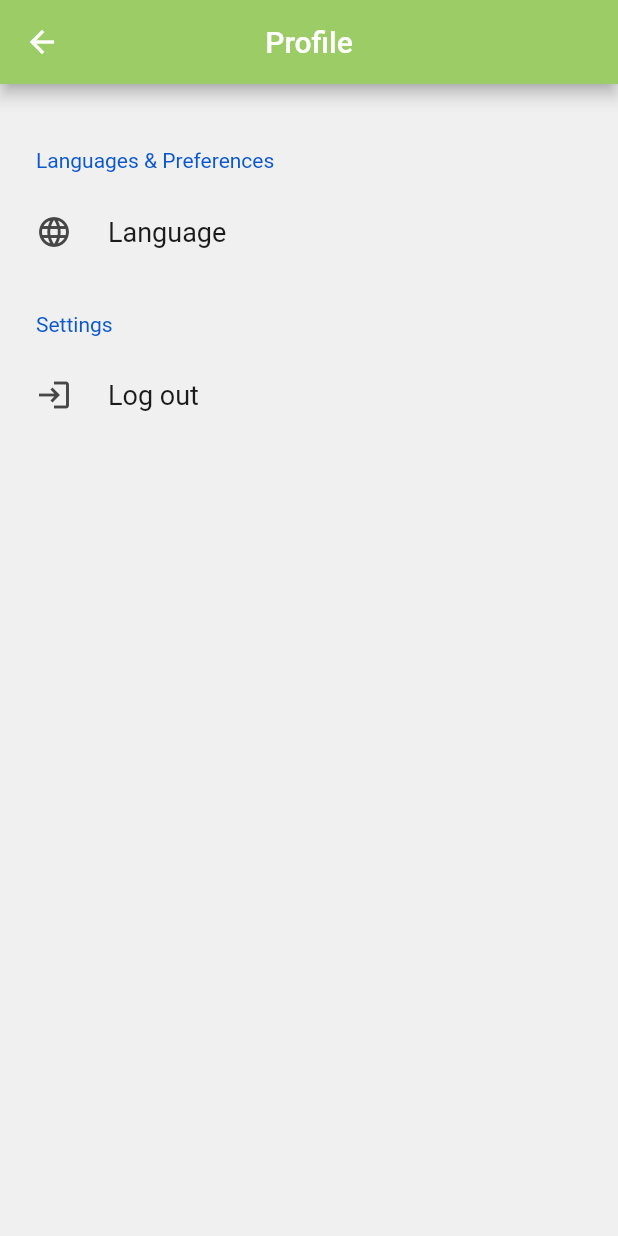
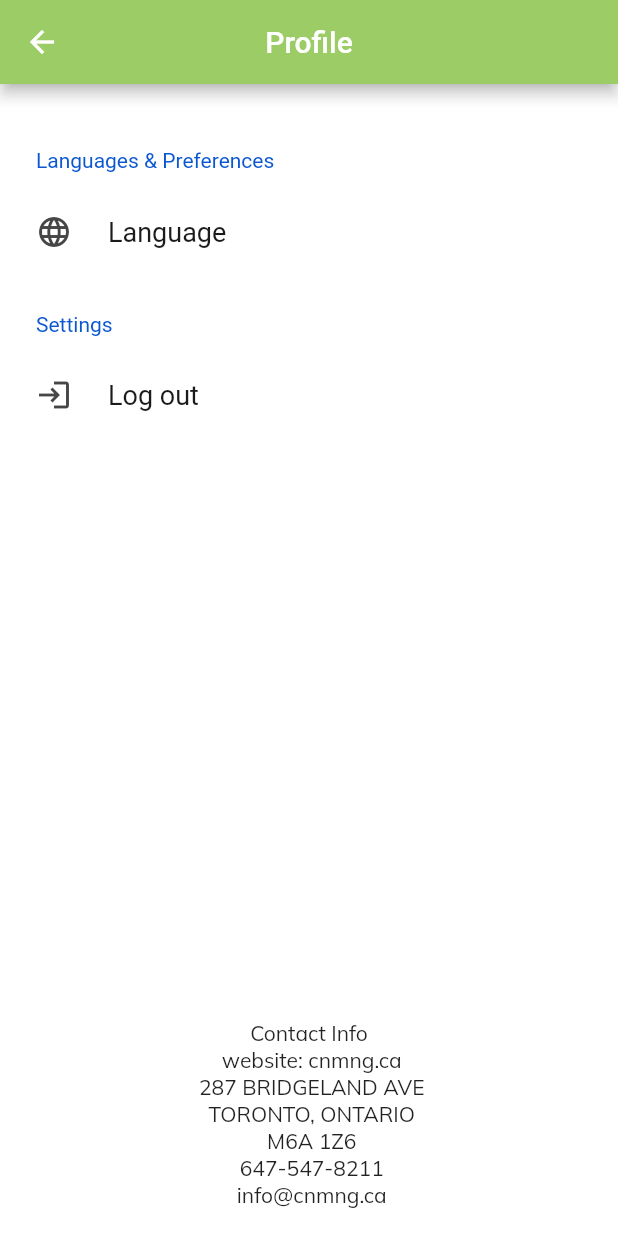
Before and after one commit to betulsr/cnmngApp, a Flutter app: the ProfileScreen screen opened directly, on a phone screen of 412 x 824 dp. Run offline on Flutter 3.47's test engine with Material 2 defaults, Android fonts, the phone set to English and light mode, and no system bars; drawn by our look-alikes of settings_ui; our stand-ins replace firebase_core, font_awesome_flutter, google_fonts; missing offline and left inert: lit_firebase_auth; accounts and stored records are empty.

Commit message:
contact info

```diff
--- a/lib/screens/auth/widgets/profile.dart
+++ b/lib/screens/auth/widgets/profile.dart
@@ -10,10 +10,18 @@ class ProfileScreen extends StatelessWidget {
         centerTitle: true,
         backgroundColor: Colors.lightGreen[400],
       ),
-      body: Column(
-        children: [
-          Expanded(child: ProfileBody())
+      body: Container (
+        color: Colors.white,
+        child : Column(
+        children: <Widget>  [
+          Expanded(child: ProfileBody()),
+          Text( "Contact Info \n website: cnmng.ca \n 287 BRIDGELAND AVE \n TORONTO, ONTARIO \n M6A 1Z6 \n 647-547-8211 \n info@cnmng.ca \n     ",
+            textAlign: TextAlign.center,
+            style: TextStyle(backgroundColor: Colors.white),
+
+          )
         ],
+      ),
       ),
     );
   }
--- a/lib/screens/auth/widgets/profile_body.dart
+++ b/lib/screens/auth/widgets/profile_body.dart
@@ -17,15 +17,13 @@ class _SettingsScreenState extends State<ProfileBody> {
   @override
   Widget build(BuildContext context) {
     return Scaffold(
-      backgroundColor: Colors.grey[200],
-          body: Padding(
+      backgroundColor: Colors.white,
+          body: Container(
+          child: Padding(
             // I set the padding here to only the top, you can increase the double (16.0) to suit exactly what you're looking to achieve visually
               padding: EdgeInsets.only(top: 19.0),
-
-
-
-    //SizedBox(height: 0.1),
               child:   SettingsList(
+                backgroundColor: Colors.white,
             sections: [
               SettingsSection(
                 title: 'Languages & Preferences',
@@ -58,6 +56,7 @@ class _SettingsScreenState extends State<ProfileBody> {
           )
 
           )
+          )
       );
   }
 }
```
